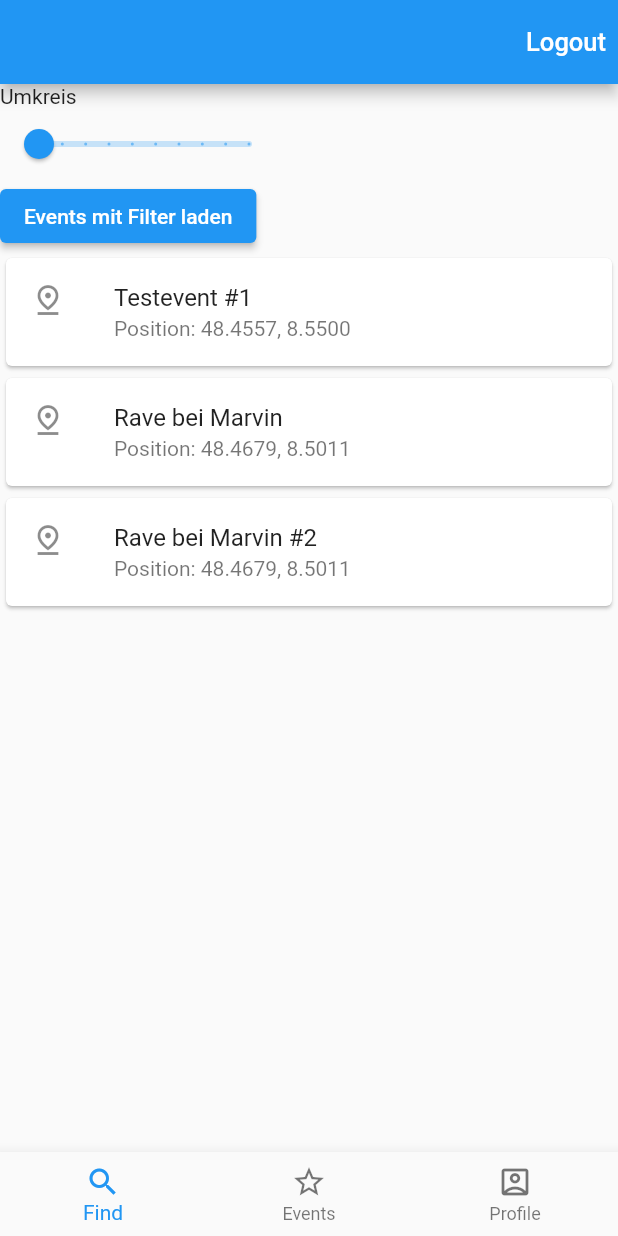
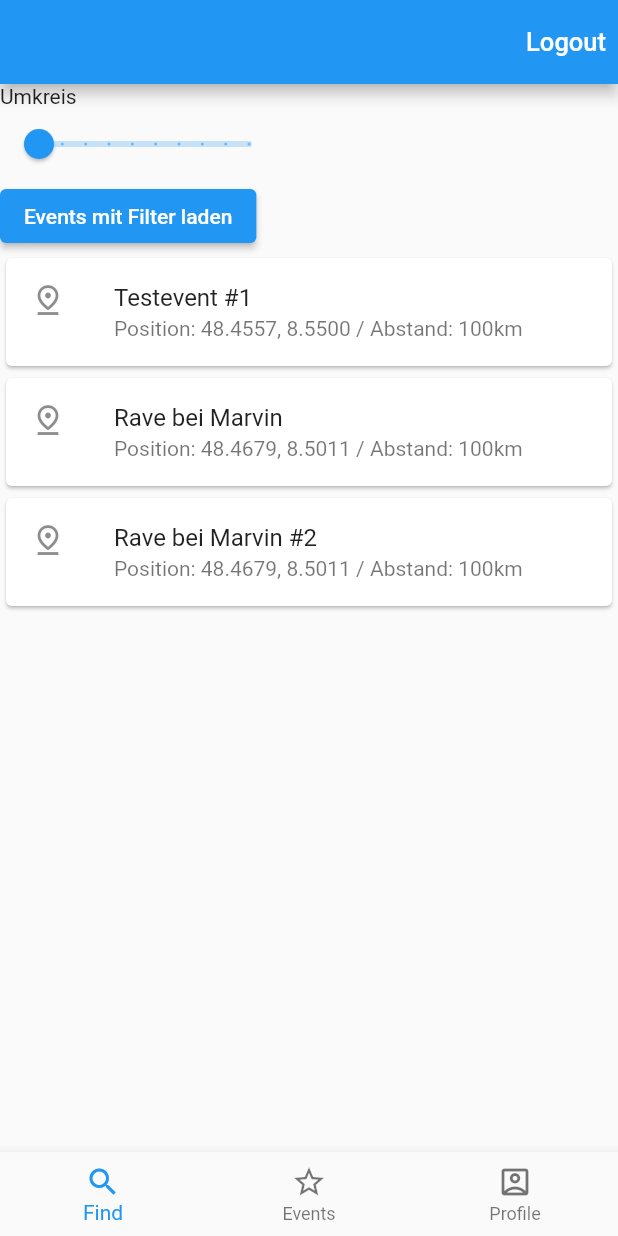
Before and after one commit to actevents/actevents-flutter, a Flutter app: the screen it shows after launch, on a phone screen of 412 x 824 dp. Run offline on Flutter 3.47's test engine with Material 2 defaults, Android fonts, the light colour scheme and no system bars; our stand-ins replace flutter_map, geolocator, latlong; missing offline and left inert: amplify_auth_cognito, amplify_flutter, dart:ffi.

Commit message:
[dev]: updated label

```diff
--- a/actevents/lib/routes/events/eventsPage.dart
+++ b/actevents/lib/routes/events/eventsPage.dart
@@ -79,9 +79,9 @@ class _EventsPage extends State<EventsPage> {
   }
 
   Future<List<Actevent>> fetchData() async {
-    //Position pos = await widget.location.getLocation();
-    //return await apiService.getEventsInArea(
-    //    pos.longitude.toString(), pos.latitude.toString(), _distance.round());
+    // Position pos = await widget.location.getLocation();
+    // return await apiService.getEventsInArea(
+    //     pos.longitude.toString(), pos.latitude.toString(), _distance.round());
     return await apiService.getLocalTestList();
   }
 
@@ -111,7 +111,13 @@ class _EventsPage extends State<EventsPage> {
       child: ListTile(
         leading: Icon(Icons.pin_drop_outlined),
         title: Text(event.name),
-        subtitle: Text("Position: " + event.latitude + ", " + event.longitude),
+        subtitle: Text("Position: " +
+            event.latitude +
+            ", " +
+            event.longitude +
+            " / Abstand: " +
+            event.distance.round().toString() +
+            "km"),
         onTap: () {
           print("Event tile tapped.");
         },
```
